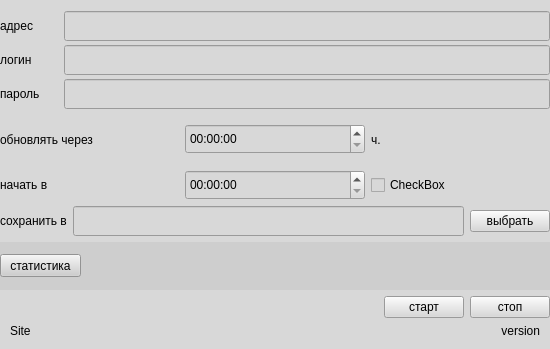
Qt form club_stat/gui/ui/itstat.ui (zaswed76/pc_club) before a commit.
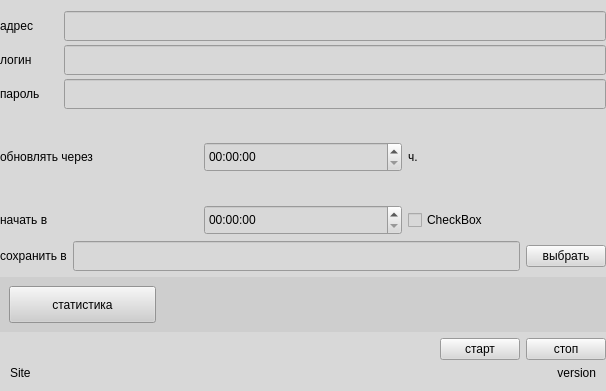
The same form after that commit.

What changed in the file:
```diff
--- a/club_stat/gui/ui/itstat.ui
+++ b/club_stat/gui/ui/itstat.ui
@@ -6,8 +6,8 @@
    <rect>
     <x>0</x>
     <y>0</y>
-    <width>550</width>
-    <height>349</height>
+    <width>606</width>
+    <height>391</height>
    </rect>
   </property>
   <property name="sizePolicy">
@@ -290,14 +290,14 @@
      <property name="frameShadow">
       <enum>QFrame::Raised</enum>
      </property>
+     <layout class="QHBoxLayout" name="horizontalLayout_9" stretch="2,6">
+      <item>
      <widget class="QPushButton" name="db_controll_app">
-      <property name="geometry">
-       <rect>
-        <x>0</x>
-        <y>12</y>
-        <width>81</width>
-        <height>23</height>
-       </rect>
+        <property name="sizePolicy">
+         <sizepolicy hsizetype="Expanding" vsizetype="Expanding">
+          <horstretch>0</horstretch>
+          <verstretch>0</verstretch>
+         </sizepolicy>
       </property>
       <property name="cursor">
        <cursorShape>PointingHandCursor</cursorShape>
@@ -315,6 +315,21 @@
        </size>
       </property>
      </widget>
+      </item>
+      <item>
+       <spacer name="horizontalSpacer_2">
+        <property name="orientation">
+         <enum>Qt::Horizontal</enum>
+        </property>
+        <property name="sizeHint" stdset="0">
+         <size>
+          <width>40</width>
+          <height>20</height>
+         </size>
+        </property>
+       </spacer>
+      </item>
+     </layout>
     </widget>
    </item>
    <item>
```
Lines whose indentation alone changed are shown as unchanged.
